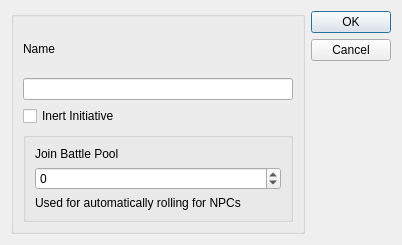
The window that lib/new_character_ui.ui (ErikSeguinte/ex-3e-tracker-Python) describes before a commit, drawn with Qt 5.
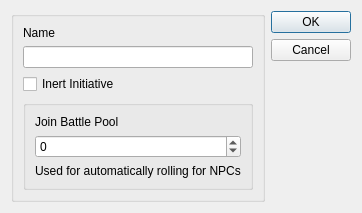
The same window after the commit.

Commit message: Add new character window added.

```diff
--- a/lib/new_character_ui.ui
+++ b/lib/new_character_ui.ui
@@ -6,8 +6,8 @@
    <rect>
     <x>0</x>
     <y>0</y>
-    <width>402</width>
-    <height>245</height>
+    <width>322</width>
+    <height>196</height>
    </rect>
   </property>
   <property name="windowTitle">
@@ -43,6 +43,19 @@
         </property>
        </widget>
       </item>
+      <item>
+       <spacer name="verticalSpacer">
+        <property name="orientation">
+         <enum>Qt::Vertical</enum>
+        </property>
+        <property name="sizeHint" stdset="0">
+         <size>
+          <width>20</width>
+          <height>40</height>
+         </size>
+        </property>
+       </spacer>
+      </item>
       <item>
        <widget class="QGroupBox" name="groupBox_3">
         <property name="title">
@@ -73,6 +86,19 @@
         </layout>
        </widget>
       </item>
+      <item>
+       <spacer name="verticalSpacer_2">
+        <property name="orientation">
+         <enum>Qt::Vertical</enum>
+        </property>
+        <property name="sizeHint" stdset="0">
+         <size>
+          <width>20</width>
+          <height>40</height>
+         </size>
+        </property>
+       </spacer>
+      </item>
      </layout>
     </widget>
    </item>
```
The commit also changes 5 other files.
